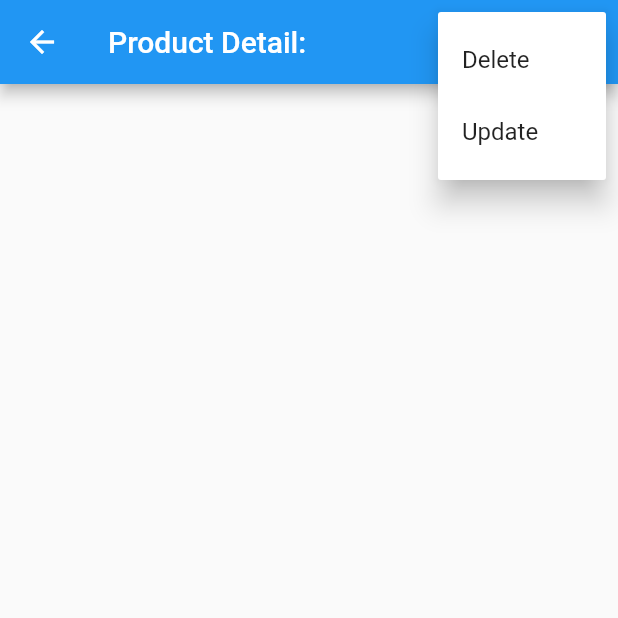
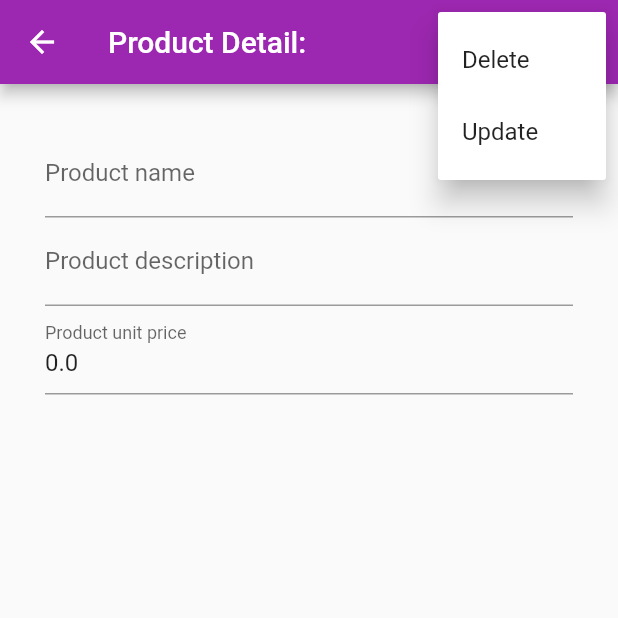
Before and after one commit to emineinan/Flutter, a Flutter app: the ProductDetail screen opened directly with empty values, after a tap on the "more vert" icon, on a phone screen of 412 x 824 dp, the top half of it. Run offline on Flutter 3.47's test engine with Material 2 defaults, Android fonts, the phone set to English and light mode, and no system bars; our stand-ins replace sqflite; accounts and stored records are empty.

Commit message:
Sqflite sample is added.

```diff
--- a/sqflite_sample/lib/main.dart
+++ b/sqflite_sample/lib/main.dart
@@ -12,6 +12,7 @@ class MyApp extends StatelessWidget {
   Widget build(BuildContext context) {
     return MaterialApp(
       home: ProductList(),
+      debugShowCheckedModeBanner: false,
     );
   }
 }
--- a/sqflite_sample/lib/screens/product_add.dart
+++ b/sqflite_sample/lib/screens/product_add.dart
@@ -17,6 +17,7 @@ class _ProductAddState extends State<ProductAdd> {
     return Scaffold(
       appBar: AppBar(
         title: Text("Adding New Products"),
+        backgroundColor: Colors.purple,
       ),
       body: buildBody(),
     );
--- a/sqflite_sample/lib/screens/product_detail.dart
+++ b/sqflite_sample/lib/screens/product_detail.dart
@@ -16,12 +16,24 @@ class _ProductDetailState extends State<ProductDetail> {
   Product product;
   _ProductDetailState(this.product);
   var dbHelper = DbHelper();
+  var textName = TextEditingController();
+  var textDescription = TextEditingController();
+  var textUnitPrice = TextEditingController();
+
+  @override
+  void initState() {
+    textName.text = product.name;
+    textDescription.text = product.description;
+    textUnitPrice.text = product.unitPrice.toString();
+    super.initState();
+  }
 
   @override
   Widget build(BuildContext context) {
     return Scaffold(
       appBar: AppBar(
           title: Text("Product Detail: ${product.name}"),
+          backgroundColor: Colors.purple,
           actions: <Widget>[
             PopupMenuButton<Options>(
               onSelected: selectProcess,
@@ -41,7 +53,39 @@ class _ProductDetailState extends State<ProductDetail> {
     );
   }
 
-  buildProductDetail() {}
+  buildProductDetail() {
+    return Padding(
+      padding: EdgeInsets.all(30.0),
+      child: Column(
+        children: <Widget>[
+          buildNameField(),
+          buildDescriptionField(),
+          buildUnitPriceField(),
+        ],
+      ),
+    );
+  }
+
+  TextField buildNameField() {
+    return TextField(
+      decoration: InputDecoration(labelText: "Product name"),
+      controller: textName,
+    );
+  }
+
+  TextField buildDescriptionField() {
+    return TextField(
+      decoration: InputDecoration(labelText: "Product description"),
+      controller: textDescription,
+    );
+  }
+
+  TextField buildUnitPriceField() {
+    return TextField(
+      decoration: InputDecoration(labelText: "Product unit price"),
+      controller: textUnitPrice,
+    );
+  }
 
   void selectProcess(Options options) async {
     switch (options) {
@@ -49,6 +93,14 @@ class _ProductDetailState extends State<ProductDetail> {
         await dbHelper.delete(product.id);
         Navigator.pop(context, true);
         break;
+      case Options.update:
+        await dbHelper.update(Product.withId(
+            id: product.id,
+            name: textName.text,
+            description: textDescription.text,
+            unitPrice: double.tryParse(textUnitPrice.text)));
+        Navigator.pop(context, true);
+        break;
       default:
     }
   }
--- a/sqflite_sample/lib/screens/product_list.dart
+++ b/sqflite_sample/lib/screens/product_list.dart
@@ -24,6 +24,7 @@ class _ProductListState extends State<ProductList> {
     return Scaffold(
       appBar: AppBar(
         title: Text("Product List"),
+        backgroundColor: Colors.purple,
       ),
       body: buildProductList(),
       floatingActionButton: FloatingActionButton(
@@ -41,11 +42,11 @@ class _ProductListState extends State<ProductList> {
         itemCount: productCount,
         itemBuilder: (BuildContext context, int index) {
           return Card(
-            color: Colors.purple,
+            color: Colors.yellow,
             elevation: 2.0,
             child: ListTile(
               leading: CircleAvatar(
-                backgroundColor: Colors.yellow,
+                backgroundColor: Colors.purple,
                 child: Text("P"),
               ),
               title: Text(this.products[index].name),
```
